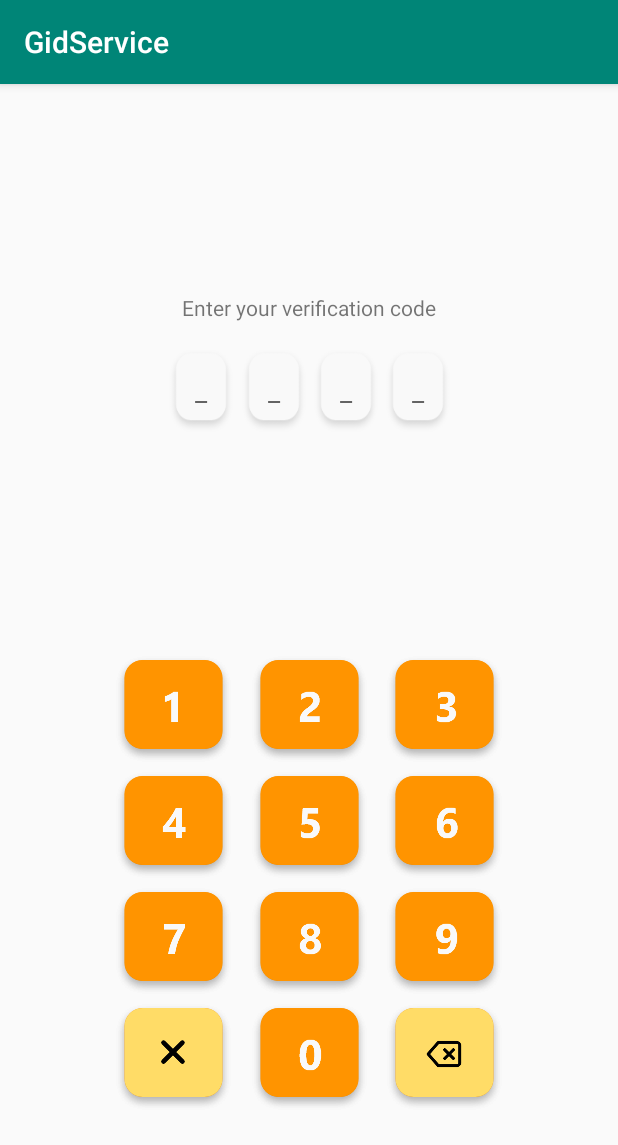
After one commit to yuriy070920/GidService-Application, an Android app: the VerificationActivity screen opened directly, with no data from a screen before it, on a phone screen of 412 x 824 dp. The commit adds this screen. Shown: the top 1145 px of the screen. Run offline under Robolectric (Android 15) with nearby library versions, the phone set to English and light mode, and no system bars; Roboto replaces fonts that are not available here.

Commit message:
Made activity transition

```diff
--- a/app/build.gradle
+++ b/app/build.gradle
@@ -17,6 +17,10 @@ android {
             proguardFiles getDefaultProguardFile('proguard-android-optimize.txt'), 'proguard-rules.pro'
         }
     }
+    compileOptions {
+        sourceCompatibility = 1.8
+        targetCompatibility = 1.8
+    }
 }
 
 dependencies {
--- a/app/src/main/AndroidManifest.xml
+++ b/app/src/main/AndroidManifest.xml
@@ -12,10 +12,12 @@
         <activity android:name=".MainActivity" >
             <intent-filter>
                 <action android:name="android.intent.action.MAIN" />
-
                 <category android:name="android.intent.category.LAUNCHER" />
             </intent-filter>
         </activity>
+        <activity android:name=".VerificationActivity" />
+        <activity android:name=".EnterNameActivity" />
+
         <meta-data
             android:name="preloaded_fonts"
             android:resource="@array/preloaded_fonts" />
--- /dev/null
+++ b/app/src/main/java/com/cio/gidservice/UIServices/CodeInput.java
@@ -0,0 +1,51 @@
+package com.cio.gidservice.UIServices;
+
+import android.widget.EditText;
+
+import org.w3c.dom.Text;
+
+import java.util.ArrayList;
+import java.util.List;
+
+public class CodeInput {
+
+    protected List<EditText> textList = new ArrayList<>();
+    protected int textPosition;
+    private int maxAmountDigits = 4;
+    FinalAct finalAct;
+
+    public CodeInput(List<EditText> texts, FinalAct finalAct) {
+        textList = texts;
+        maxAmountDigits = texts.size();
+        textPosition = 0;
+        this.finalAct = finalAct;
+    }
+
+    public void enterDigit(String digit) {
+        if(textPosition < 0)
+            textPosition = 0;
+        if(textPosition < maxAmountDigits) {
+            textList.get(textPosition).setText(digit);
+            textPosition++;
+            if(textPosition == maxAmountDigits)
+                finalAct.act();
+        }
+    }
+
+    public void eraseDigit() {
+        if(textPosition == maxAmountDigits)
+            textPosition -= 1;
+        if(textPosition >= 0) {
+            textList.get(textPosition).setText("");
+            textPosition--;
+        }
+    }
+
+    public void clearAll() {
+        for (EditText text: textList) {
+            text.setText("");
+        }
+        textPosition = 0;
+    }
+
+}
--- /dev/null
+++ b/app/src/main/java/com/cio/gidservice/UIServices/FinalAct.java
@@ -0,0 +1,5 @@
+package com.cio.gidservice.UIServices;
+
+public interface FinalAct {
+    void act();
+}
--- /dev/null
+++ b/app/src/main/java/com/cio/gidservice/VerificationActivity.java
@@ -0,0 +1,54 @@
+package com.cio.gidservice;
+
+import android.annotation.SuppressLint;
+import android.content.Intent;
+import android.os.Bundle;
+import android.view.View;
+import android.widget.Button;
+import android.widget.EditText;
+
+import androidx.appcompat.app.AppCompatActivity;
+
+import com.cio.gidservice.UIServices.CodeInput;
+
+import java.util.ArrayList;
+import java.util.Arrays;
+import java.util.List;
+
+public class VerificationActivity extends AppCompatActivity {
+
+    List<EditText> codeFields = new ArrayList<>();
+    CodeInput codeInput;
+
+    @SuppressLint("WrongViewCast")
+    @Override
+    protected void onCreate(Bundle savedInstanceState) {
+        super.onCreate(savedInstanceState);
+        setContentView(R.layout.verification_page);
+
+        codeFields.add(findViewById(R.id.firstNumberCode));
+        codeFields.add(findViewById(R.id.secondNumberCode));
+        codeFields.add(findViewById(R.id.thirdNumberCode));
+        codeFields.add(findViewById(R.id.fourthNumberCode));
+
+        codeInput = new CodeInput(codeFields, () -> {
+            Intent intent = new Intent(this, EnterNameActivity.class);
+            startActivity(intent);
+        });
+
+        findViewById(R.id.imageButton).setOnClickListener(v -> codeInput.enterDigit("1"));
+        findViewById(R.id.imageButton2).setOnClickListener(v -> codeInput.enterDigit("2"));
+        findViewById(R.id.imageButton3).setOnClickListener(v -> codeInput.enterDigit("3"));
+        findViewById(R.id.imageButton4).setOnClickListener(v -> codeInput.enterDigit("4"));
+        findViewById(R.id.imageButton5).setOnClickListener(v -> codeInput.enterDigit("6"));
+        findViewById(R.id.imageButton6).setOnClickListener(v -> codeInput.enterDigit("5"));
+        findViewById(R.id.imageButton7).setOnClickListener(v -> codeInput.enterDigit("7"));
+        findViewById(R.id.imageButton8).setOnClickListener(v -> codeInput.enterDigit("8"));
+        findViewById(R.id.imageButton9).setOnClickListener(v -> codeInput.enterDigit("9"));
+        findViewById(R.id.imageButton11).setOnClickListener(v -> codeInput.enterDigit("0"));
+
+        findViewById(R.id.erase_button).setOnClickListener(v -> codeInput.eraseDigit());
+        findViewById(R.id.clear_button).setOnClickListener(v -> codeInput.clearAll());
+    }
+
+}
--- /dev/null
+++ b/app/src/main/java/com/cio/gidservice/auth/Response.java
@@ -0,0 +1,4 @@
+package com.cio.gidservice.auth;
+
+public class Response {
+}
--- /dev/null
+++ b/app/src/main/java/com/cio/gidservice/auth/User.java
@@ -0,0 +1,4 @@
+package com.cio.gidservice.auth;
+
+public class User {
+}
--- a/app/src/main/res/layout/name_enter_page.xml
+++ b/app/src/main/res/layout/name_enter_page.xml
@@ -14,8 +14,12 @@
         android:ems="10"
         android:hint="Name"
         android:inputType="textPersonName"
+        android:paddingLeft="30dp"
         android:paddingBottom="5dp"
+        android:password="false"
         android:textAlignment="center"
+        android:textAllCaps="false"
+        android:textDirection="locale"
         app:layout_constraintBottom_toBottomOf="parent"
         app:layout_constraintEnd_toEndOf="parent"
         app:layout_constraintStart_toStartOf="parent"
--- a/app/src/main/res/layout/verification_page.xml
+++ b/app/src/main/res/layout/verification_page.xml
@@ -5,7 +5,7 @@
     android:layout_width="match_parent"
     android:layout_height="match_parent"
     android:background="#00FFFFFF"
-    tools:context=".MainActivity">
+    tools:context=".VerificationActivity">
 
     <ImageButton
         android:id="@+id/imageButton"
@@ -16,9 +16,10 @@
         app:layout_constraintEnd_toEndOf="parent"
         app:layout_constraintHorizontal_bias="0.225"
         app:layout_constraintStart_toStartOf="parent"
-        app:layout_constraintTop_toBottomOf="@+id/editText"
+        app:layout_constraintTop_toBottomOf="@+id/firstNumberCode"
         app:layout_constraintVertical_bias="0.314"
-        app:srcCompat="@drawable/digit_1" />
+        app:srcCompat="@drawable/digit_1"
+        android:onClick="handleClick"/>
 
     <ImageButton
         android:id="@+id/imageButton5"
@@ -31,10 +32,11 @@
         app:layout_constraintStart_toStartOf="parent"
         app:layout_constraintTop_toBottomOf="@+id/imageButton3"
         app:layout_constraintVertical_bias="0.0"
-        app:srcCompat="@drawable/digit_6" />
+        app:srcCompat="@drawable/digit_6"
+        android:onClick="handleClick" />
 
     <ImageButton
-        android:id="@+id/imageButton10"
+        android:id="@+id/clear_button"
         android:layout_width="wrap_content"
         android:layout_height="wrap_content"
         android:background="@drawable/digit_1"
@@ -56,10 +58,12 @@
         app:layout_constraintStart_toStartOf="parent"
         app:layout_constraintTop_toBottomOf="@+id/imageButton8"
         app:layout_constraintVertical_bias="0.0"
-        app:srcCompat="@drawable/digit_0" />
+        app:srcCompat="@drawable/digit_0"
+        android:onClick="handleClick"
+        tools:ignore="OnClick" />
 
     <ImageButton
-        android:id="@+id/imageButton12"
+        android:id="@+id/erase_button"
         android:layout_width="wrap_content"
         android:layout_height="wrap_content"
         android:background="@drawable/digit_1"
@@ -82,7 +86,8 @@
         app:layout_constraintStart_toStartOf="parent"
         app:layout_constraintTop_toBottomOf="@+id/imageButton5"
         app:layout_constraintVertical_bias="0.0"
-        app:srcCompat="@drawable/digit_9" />
+        app:srcCompat="@drawable/digit_9"
+        android:onClick="handleClick" />
 
     <ImageButton
         android:id="@+id/imageButton8"
@@ -94,7 +99,8 @@
         app:layout_constraintStart_toStartOf="parent"
         app:layout_constraintTop_toBottomOf="@+id/imageButton6"
         app:layout_constraintVertical_bias="0.0"
-        app:srcCompat="@drawable/digit_8" />
+        app:srcCompat="@drawable/digit_8"
+        android:onClick="handleClick" />
 
     <ImageButton
         android:id="@+id/imageButton7"
@@ -107,7 +113,8 @@
         app:layout_constraintStart_toStartOf="parent"
         app:layout_constraintTop_toBottomOf="@+id/imageButton4"
         app:layout_constraintVertical_bias="0.0"
-        app:srcCompat="@drawable/digit_7" />
+        app:srcCompat="@drawable/digit_7"
+        android:onClick="handleClick" />
 
     <ImageButton
         android:id="@+id/imageButton4"
@@ -120,7 +127,8 @@
         app:layout_constraintStart_toStartOf="parent"
         app:layout_constraintTop_toBottomOf="@+id/imageButton"
         app:layout_constraintVertical_bias="0.0"
-        app:srcCompat="@drawable/digit_4" />
+        app:srcCompat="@drawable/digit_4"
+        android:onClick="handleClick"/>
 
     <ImageButton
         android:id="@+id/imageButton6"
@@ -132,7 +140,8 @@
         app:layout_constraintStart_toStartOf="parent"
         app:layout_constraintTop_toBottomOf="@+id/imageButton2"
         app:layout_constraintVertical_bias="0.0"
-        app:srcCompat="@drawable/digit_5" />
+        app:srcCompat="@drawable/digit_5"
+        android:onClick="handleClick" />
 
     <ImageButton
         android:id="@+id/imageButton2"
@@ -142,9 +151,10 @@
         app:layout_constraintBottom_toBottomOf="parent"
         app:layout_constraintEnd_toEndOf="parent"
         app:layout_constraintStart_toStartOf="parent"
-        app:layout_constraintTop_toBottomOf="@+id/editText"
+        app:layout_constraintTop_toBottomOf="@+id/firstNumberCode"
         app:layout_constraintVertical_bias="0.314"
-        app:srcCompat="@drawable/digit_2" />
+        app:srcCompat="@drawable/digit_2"
+        android:onClick="handleClick" />
 
     <ImageButton
         android:id="@+id/imageButton3"
@@ -155,12 +165,13 @@
         app:layout_constraintEnd_toEndOf="parent"
         app:layout_constraintHorizontal_bias="0.774"
         app:layout_constraintStart_toStartOf="parent"
-        app:layout_constraintTop_toBottomOf="@+id/editText"
+        app:layout_constraintTop_toBottomOf="@+id/firstNumberCode"
         app:layout_constraintVertical_bias="0.314"
-        app:srcCompat="@drawable/digit_3" />
+        app:srcCompat="@drawable/digit_3"
+        android:onClick="handleClick" />
 
     <EditText
-        android:id="@+id/editText4"
+        android:id="@+id/fourthNumberCode"
         android:layout_width="48dp"
         android:layout_height="61dp"
         android:background="@drawable/verification_code_filed"
@@ -176,7 +187,7 @@
         app:layout_constraintVertical_bias="0.246" />
 
     <EditText
-        android:id="@+id/editText"
+        android:id="@+id/firstNumberCode"
         android:layout_width="48dp"
         android:layout_height="61dp"
         android:background="@drawable/verification_code_filed"
@@ -192,7 +203,7 @@
         app:layout_constraintVertical_bias="0.246" />
 
     <EditText
-        android:id="@+id/editText3"
+        android:id="@+id/thirdNumberCode"
         android:layout_width="48dp"
         android:layout_height="61dp"
         android:background="@drawable/verification_code_filed"
@@ -208,7 +219,7 @@
         app:layout_constraintVertical_bias="0.246" />
 
     <EditText
-        android:id="@+id/editText2"
+        android:id="@+id/secondNumberCode"
         android:layout_width="48dp"
         android:layout_height="61dp"
         android:background="@drawable/verification_code_filed"
--- a/app/src/main/res/values/strings.xml
+++ b/app/src/main/res/values/strings.xml
@@ -1,3 +1,8 @@
 <resources>
     <string name="app_name">GidService</string>
+    <string name="next">NEXT</string>
+    <string name="password">Password</string>
+    <string name="phone">Phone</string>
+    <string name="save_your_time">save your time</string>
+    <string name="gidservice_Logo">GidService</string>
 </resources>
```
Also changed, not shown: app/src/main/java/com/cio/gidservice/EnterNameActivity.java (added, +14 -0 lines), app/src/main/java/com/cio/gidservice/MainActivity.java (+18 -7 lines), app/src/main/java/com/cio/gidservice/auth/IAuthenticator.java (added, +9 -0 lines), app/src/main/res/layout/first_registration_page.xml (+14 -46 lines).
